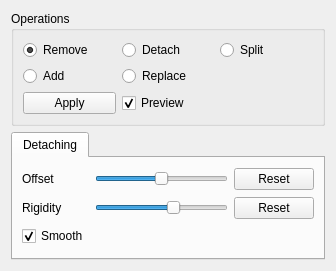
First picture: the form in widgets/skinmixer_manager.ui, repository stefanonuvoli/skinmixer, before the edit.
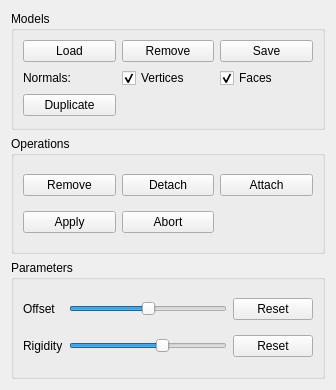
Second picture: the form after the edit.

```diff
--- a/widgets/skinmixer_manager.ui
+++ b/widgets/skinmixer_manager.ui
@@ -7,71 +7,118 @@
     <x>0</x>
     <y>0</y>
     <width>336</width>
-    <height>271</height>
+    <height>390</height>
    </rect>
   </property>
   <property name="windowTitle">
    <string>Frame</string>
   </property>
   <layout class="QVBoxLayout" name="verticalLayout">
+   <item>
+    <widget class="QGroupBox" name="loadGroupBox">
+     <property name="title">
+      <string>Models</string>
+     </property>
+     <layout class="QGridLayout" name="gridLayout_3">
+      <item row="0" column="0">
+       <widget class="QPushButton" name="modelLoadButton">
+        <property name="text">
+         <string>Load</string>
+        </property>
+       </widget>
+      </item>
+      <item row="0" column="1">
+       <widget class="QPushButton" name="modelRemoveButton">
+        <property name="text">
+         <string>Remove</string>
+        </property>
+       </widget>
+      </item>
+      <item row="1" column="0">
+       <widget class="QLabel" name="normalsLabel">
+        <property name="text">
+         <string>Normals:</string>
+        </property>
+       </widget>
+      </item>
+      <item row="1" column="1">
+       <widget class="QCheckBox" name="updateVertexNormalsCheckBox">
+        <property name="text">
+         <string>Vertices</string>
+        </property>
+        <property name="checked">
+         <bool>true</bool>
+        </property>
+       </widget>
+      </item>
+      <item row="0" column="2">
+       <widget class="QPushButton" name="modelSaveButton">
+        <property name="text">
+         <string>Save</string>
+        </property>
+       </widget>
+      </item>
+      <item row="1" column="2">
+       <widget class="QCheckBox" name="updateFaceNormalsCheckBox">
+        <property name="text">
+         <string>Faces</string>
+        </property>
+        <property name="checked">
+         <bool>true</bool>
+        </property>
+       </widget>
+      </item>
+      <item row="2" column="0">
+       <widget class="QPushButton" name="modelDuplicateButton">
+        <property name="text">
+         <string>Duplicate</string>
+        </property>
+       </widget>
+      </item>
+     </layout>
+    </widget>
+   </item>
    <item>
     <widget class="QGroupBox" name="operationGroupBox">
      <property name="title">
       <string>Operations</string>
      </property>
      <layout class="QGridLayout" name="gridLayout_2">
-      <item row="0" column="3">
-       <widget class="QRadioButton" name="operationSplitRadio">
+      <item row="5" column="2">
+       <widget class="QPushButton" name="operationAbortButton">
         <property name="text">
-         <string>Split</string>
+         <string>Abort</string>
         </property>
        </widget>
       </item>
-      <item row="0" column="1">
-       <widget class="QRadioButton" name="operationRemoveRadio">
-        <property name="text">
-         <string>Remove</string>
-        </property>
-        <property name="checked">
-         <bool>true</bool>
-        </property>
-       </widget>
-      </item>
-      <item row="0" column="2">
-       <widget class="QRadioButton" name="operationDetachRadio">
-        <property name="text">
-         <string>Detach</string>
-        </property>
-       </widget>
-      </item>
-      <item row="2" column="2">
-       <widget class="QCheckBox" name="operationPreviewCheckBox">
-        <property name="text">
-         <string>Preview</string>
-        </property>
-        <property name="checked">
-         <bool>true</bool>
-        </property>
-       </widget>
-      </item>
-      <item row="2" column="1">
+      <item row="5" column="1">
        <widget class="QPushButton" name="operationApplyButton">
         <property name="text">
          <string>Apply</string>
         </property>
        </widget>
       </item>
-      <item row="1" column="2">
-       <widget class="QRadioButton" name="operationReplaceRadio">
+      <item row="0" column="1">
+       <widget class="QPushButton" name="operationRemoveButton">
         <property name="text">
-         <string>Replace</string>
+         <string>Remove</string>
         </property>
+        <property name="checked">
+         <bool>false</bool>
+        </property>
        </widget>
       </item>
-      <item row="1" column="1">
-       <widget class="QRadioButton" name="operationAddRadio">
+      <item row="0" column="2">
+       <widget class="QPushButton" name="operationDetachButton">
         <property name="text">
-         <string>Add</string>
+         <string>Detach</string>
+        </property>
+       </widget>
+      </item>
+      <item row="0" column="3">
+       <widget class="QPushButton" name="operationAttachButton">
+        <property name="text">
+         <string>Attach</string>
         </property>
        </widget>
       </item>
@@ -79,11 +126,10 @@
     </widget>
    </item>
    <item>
-    <widget class="QTabWidget" name="transformationGroup">
-     <widget class="QWidget" name="cutPage">
-      <attribute name="title">
-       <string>Detaching</string>
-      </attribute>
+    <widget class="QGroupBox" name="parametersGroup">
+     <property name="title">
+      <string>Parameters</string>
+     </property>
       <layout class="QGridLayout" name="gridLayout">
        <item row="1" column="1">
         <widget class="QSlider" name="cutRigiditySlider">
@@ -98,23 +144,6 @@
          </property>
         </widget>
        </item>
-       <item row="1" column="0">
-        <widget class="QLabel" name="cutRigidityLabel">
-         <property name="text">
-          <string>Rigidity</string>
-         </property>
-        </widget>
-       </item>
-       <item row="3" column="0">
-        <widget class="QCheckBox" name="cutSmoothCheckBox">
-         <property name="text">
-          <string>Smooth</string>
-         </property>
-         <property name="checked">
-          <bool>true</bool>
-         </property>
-        </widget>
-       </item>
        <item row="0" column="0">
         <widget class="QLabel" name="cutOffsetLabel">
          <property name="text">
@@ -152,8 +181,14 @@
          </property>
         </widget>
        </item>
-      </layout>
-     </widget>
+      <item row="1" column="0">
+       <widget class="QLabel" name="cutRigidityLabel">
+        <property name="text">
+         <string>Rigidity</string>
+        </property>
+       </widget>
+      </item>
+     </layout>
     </widget>
    </item>
   </layout>
```
Lines whose indentation alone changed are shown as unchanged.
